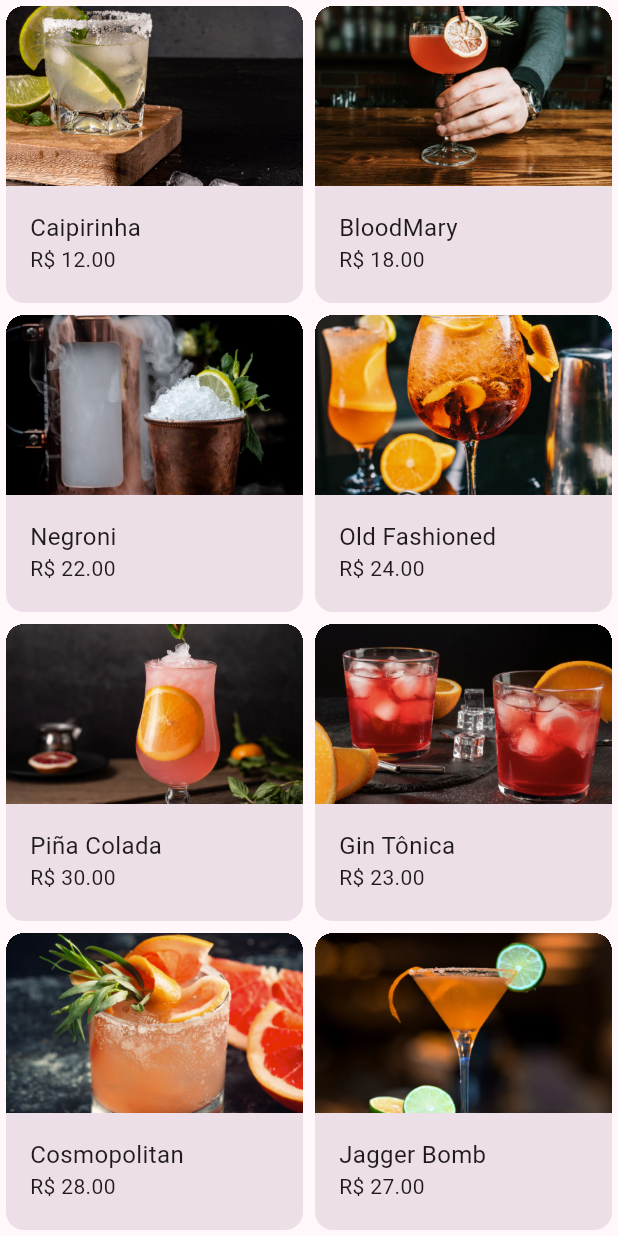
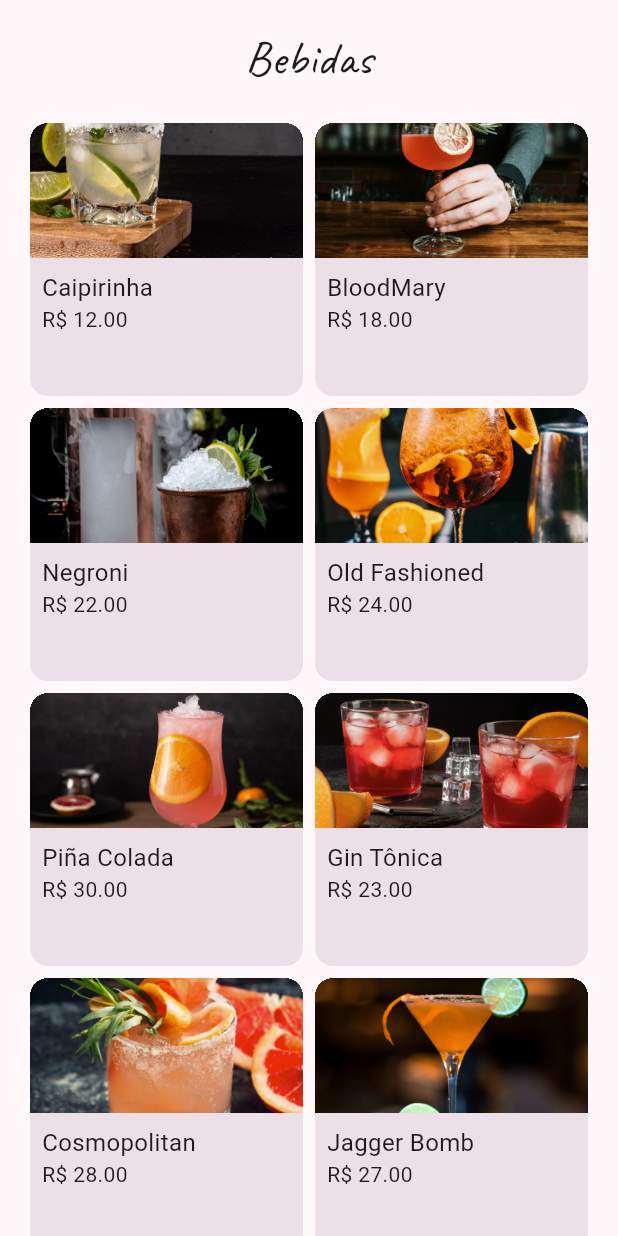
Before and after one commit to andr-marc/alura-flutter-layouts-2, a Flutter app: the DrinkMenu widget shown alone on an empty page, opened directly, on a phone screen of 412 x 824 dp. Run offline on Flutter 3.47's test engine with Material 3 defaults, Android fonts, the phone set to English and light mode, and no system bars.

Commit message:
refact: listagem de bebidas

```diff
--- a/lib/components/drink_item.dart
+++ b/lib/components/drink_item.dart
@@ -20,13 +20,13 @@ class DrinkItem extends StatelessWidget {
       child: Column(
         children: <Widget>[
           Image(
-            height: 120,
+            height: 90,
             width: double.infinity,
             image: AssetImage(imageURI),
             fit: BoxFit.cover,
           ),
           Padding(
-            padding: const EdgeInsets.all(16.0),
+            padding: const EdgeInsets.all(8.0),
             child: Column(
               crossAxisAlignment: CrossAxisAlignment.stretch,
               children: [
@@ -34,7 +34,7 @@ class DrinkItem extends StatelessWidget {
                   itemTitle,
                   style: const TextStyle(fontSize: 16),
                 ),
-                Text("R\$ " + itemPrice),
+                Text("R\$ $itemPrice"),
               ],
             ),
           ),
--- a/lib/screens/drink_menu.dart
+++ b/lib/screens/drink_menu.dart
@@ -9,17 +9,39 @@ class DrinkMenu extends StatelessWidget {
 
   @override
   Widget build(BuildContext context) {
-    return GridView.builder(
-      gridDelegate:
-          const SliverGridDelegateWithFixedCrossAxisCount(crossAxisCount: 2),
-      itemBuilder: (context, index) {
+    return Padding(
+      padding: const EdgeInsets.fromLTRB(16, 16, 16, 0),
+      child: CustomScrollView(
+        slivers: [
+          const SliverToBoxAdapter(
+            child: Padding(
+              padding: EdgeInsets.only(bottom: 16),
+              child: Text(
+                'Bebidas',
+                textAlign: TextAlign.center,
+                style: TextStyle(
+                  fontFamily: 'Caveat',
+                  fontSize: 32,
+                ),
+              ),
+            ),
+          ),
+          SliverGrid(
+              delegate: SliverChildBuilderDelegate(
+                (context, index) {
                   return DrinkItem(
                     imageURI: items[index]['image'],
                     itemTitle: items[index]['name'],
                     itemPrice: items[index]['price'],
                   );
                 },
-      itemCount: items.length,
+                childCount: items.length,
+              ),
+              gridDelegate: const SliverGridDelegateWithFixedCrossAxisCount(
+                crossAxisCount: 2,
+              ))
+        ],
+      ),
     );
   }
 }
```
Lines whose indentation alone changed are shown as unchanged.
